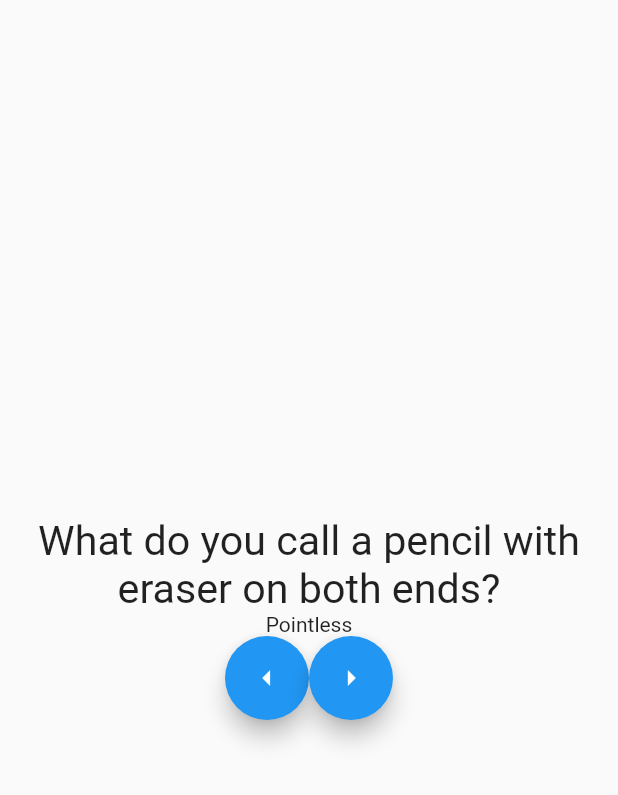
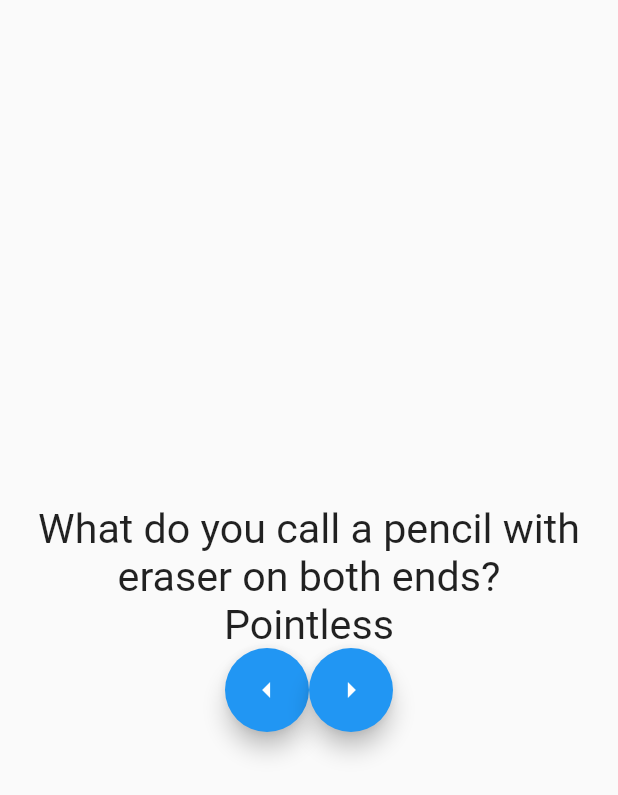
Before and after one commit to disys-vinayak/badJokesFlut, a Flutter app: the screen it shows after launch, on a phone screen of 412 x 824 dp. Shown: the top 795 px of the screen. Run offline on Flutter 3.47's test engine with Material 2 defaults, Android fonts, the phone set to English and light mode, and no system bars.

```diff
--- a/lib/main.dart
+++ b/lib/main.dart
@@ -19,7 +19,13 @@ class MyApp extends StatelessWidget {
               ),
               textAlign: TextAlign.center,
             ),
-            Text("Pointless"),
+            Text(
+              "Pointless",
+              style: TextStyle(
+                fontSize: 27.5,
+              ),
+              textAlign: TextAlign.center,
+            ),
             Row(mainAxisAlignment: MainAxisAlignment.center, children: [
               FloatingActionButton(onPressed: null, child: Icon(Icons.arrow_left)),
               FloatingActionButton(onPressed: null, child: Icon(Icons.arrow_right))
```
Also changed, not shown: 1 other file.
